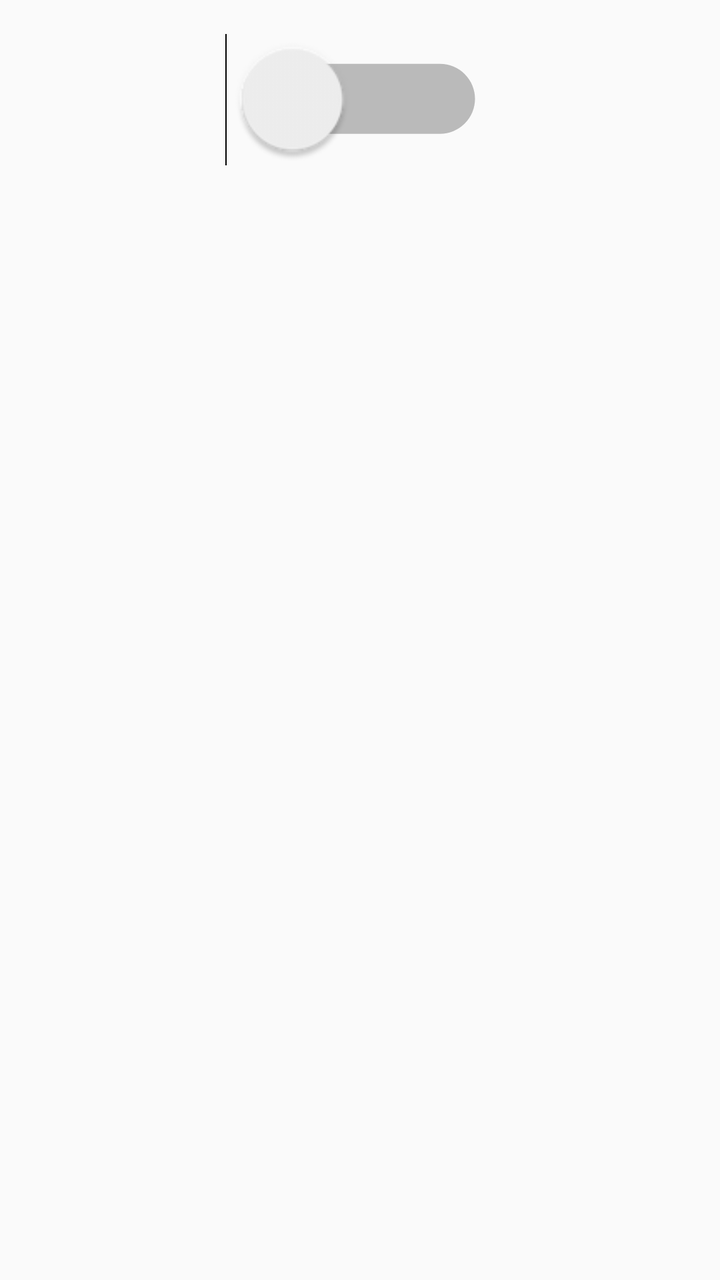
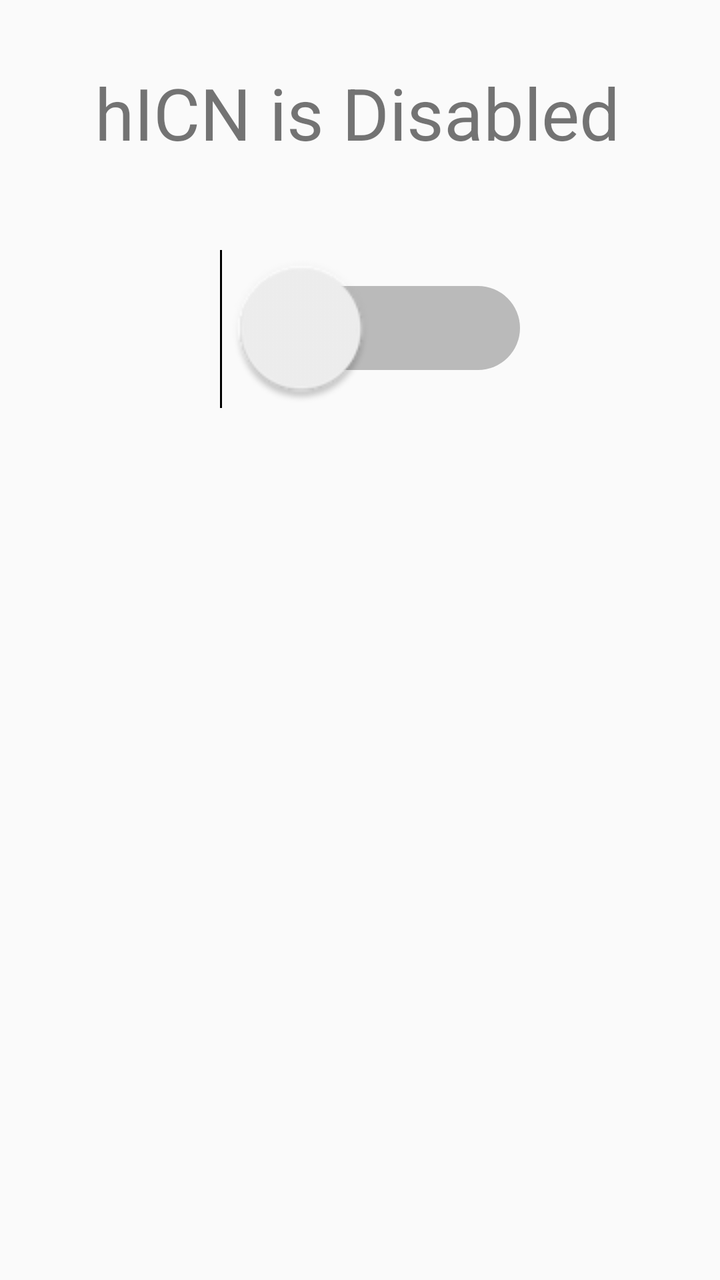

Before-and-after screenshots of an Android layout around one commit, followed by the original layout XML and the change that was made.
<!-- AndroidManifest.xml: application theme AppTheme -->
<!-- res/layout/fragment_forwarder.xml -->
<?xml version="1.0" encoding="utf-8"?>
<FrameLayout xmlns:android="http://schemas.android.com/apk/res/android"
    xmlns:tools="http://schemas.android.com/tools"
    android:layout_width="match_parent"
    android:layout_height="match_parent"
    tools:context=".ForwarderFragment">

    <RelativeLayout
        android:layout_width="match_parent"
        android:layout_height="100dp"
        >

        <Switch
            android:id="@+id/sosswitch"
            android:layout_width="wrap_content"
            android:layout_height="wrap_content"
            android:layout_centerInParent="true"
            android:text=""
            android:scaleX="2.5"
            android:scaleY="2.5"/>

    </RelativeLayout>

</FrameLayout>
<!-- resources referenced by this layout -->
<resources>
  <style name="AppTheme" parent="Theme.AppCompat.Light.DarkActionBar">
          
          <item name="colorPrimary">@color/colorPrimary</item>
          <item name="colorPrimaryDark">@color/colorPrimaryDark</item>
          <item name="colorAccent">@color/colorAccent</item>
          <item name="preferenceTheme">@style/PreferenceThemeOverlay</item>
      </style>
  <color name="colorPrimary">#008577</color>
  <color name="colorPrimaryDark">#00574B</color>
  <color name="colorAccent">#D81B60</color>
</resources>

<!-- the commit's change to res/layout/fragment_forwarder.xml (unified diff, before → after) -->
@@ -1,24 +1,38 @@
 <?xml version="1.0" encoding="utf-8"?>
-<FrameLayout xmlns:android="http://schemas.android.com/apk/res/android"
+<android.support.constraint.ConstraintLayout xmlns:android="http://schemas.android.com/apk/res/android"
+    xmlns:app="http://schemas.android.com/apk/res-auto"
     xmlns:tools="http://schemas.android.com/tools"
     android:layout_width="match_parent"
     android:layout_height="match_parent"
-    tools:context=".ForwarderFragment">
+    tools:context="com.cisco.hicn.forwarder.MainActivity">
 
-    <RelativeLayout
-        android:layout_width="match_parent"
-        android:layout_height="100dp"
-        >
+    <TextView
+        android:id="@+id/textView"
+        android:layout_width="428dp"
+        android:layout_height="62dp"
+        android:layout_marginTop="32dp"
+        android:text="@string/hicn_is_disabled"
+        android:textAlignment="center"
+        android:textSize="36sp"
+        app:layout_constraintBottom_toTopOf="@+id/switch2"
+        app:layout_constraintEnd_toEndOf="parent"
+        app:layout_constraintHorizontal_bias="0.529"
+        app:layout_constraintStart_toStartOf="parent"
+        app:layout_constraintTop_toTopOf="parent"
+        app:layout_constraintVertical_bias="0.0" />
 
-        <Switch
-            android:id="@+id/sosswitch"
-            android:layout_width="wrap_content"
-            android:layout_height="wrap_content"
-            android:layout_centerInParent="true"
-            android:text=""
-            android:scaleX="2.5"
-            android:scaleY="2.5"/>
+    <Switch
+        android:id="@+id/switch2"
+        android:layout_width="136dp"
+        android:layout_height="141dp"
+        android:layout_centerInParent="true"
+        android:scaleX="3"
+        android:scaleY="3"
+        android:text=""
+        app:layout_constraintEnd_toEndOf="parent"
+        app:layout_constraintHorizontal_bias="0.0"
+        app:layout_constraintStart_toStartOf="parent"
+        app:layout_constraintTop_toBottomOf="@+id/textView" />
 
-    </RelativeLayout>
 
-</FrameLayout>
+</android.support.constraint.ConstraintLayout>
<!-- resource entries referenced after the edit -->
@@ -1,5 +1,6 @@
 <!-- resources referenced by this layout -->
 <resources>
+  <string name="hicn_is_disabled">hICN is Disabled</string>
   <style name="AppTheme" parent="Theme.AppCompat.Light.DarkActionBar">
           
           <item name="colorPrimary">@color/colorPrimary</item>
